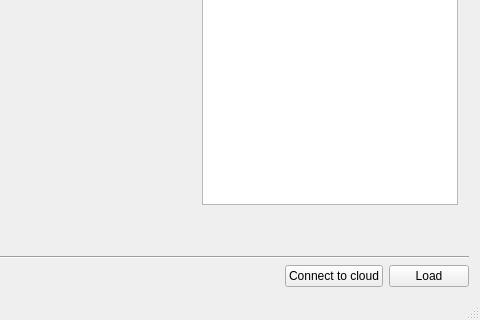
Above: mainwindow.ui from Lecheps/INCAView before the change; both pictures show x 640 to 1120 and y 529 to 849 of the 1120 by 849 pixel window. Below: the same form after it.
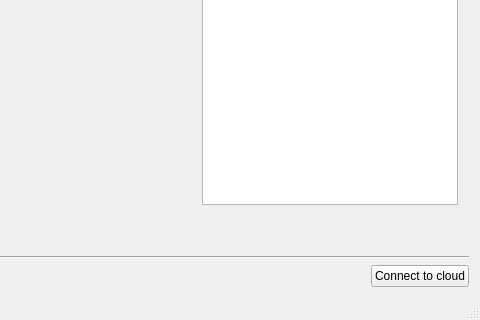
That is the form after the change. Custom widgets are drawn as their Qt base class.

Diff of the .ui file:
```diff
--- a/mainwindow.ui
+++ b/mainwindow.ui
@@ -166,16 +166,6 @@
           </property>
          </widget>
         </item>
-        <item>
-         <widget class="QPushButton" name="pushLoad">
-          <property name="toolTip">
-           <string>&lt;html&gt;&lt;head/&gt;&lt;body&gt;&lt;p&gt;Load a parameters and results database to work with.&lt;/p&gt;&lt;/body&gt;&lt;/html&gt;</string>
-          </property>
-          <property name="text">
-           <string>Load</string>
-          </property>
-         </widget>
-        </item>
        </layout>
       </item>
      </layout>
```
